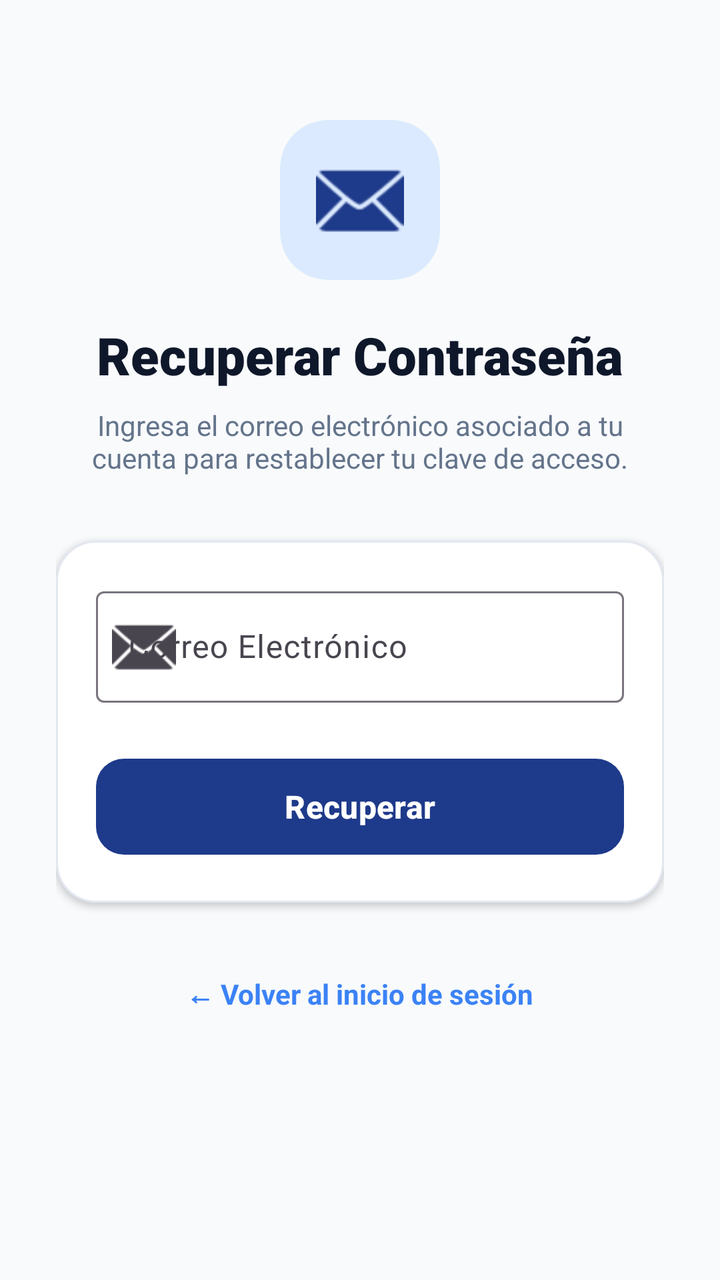
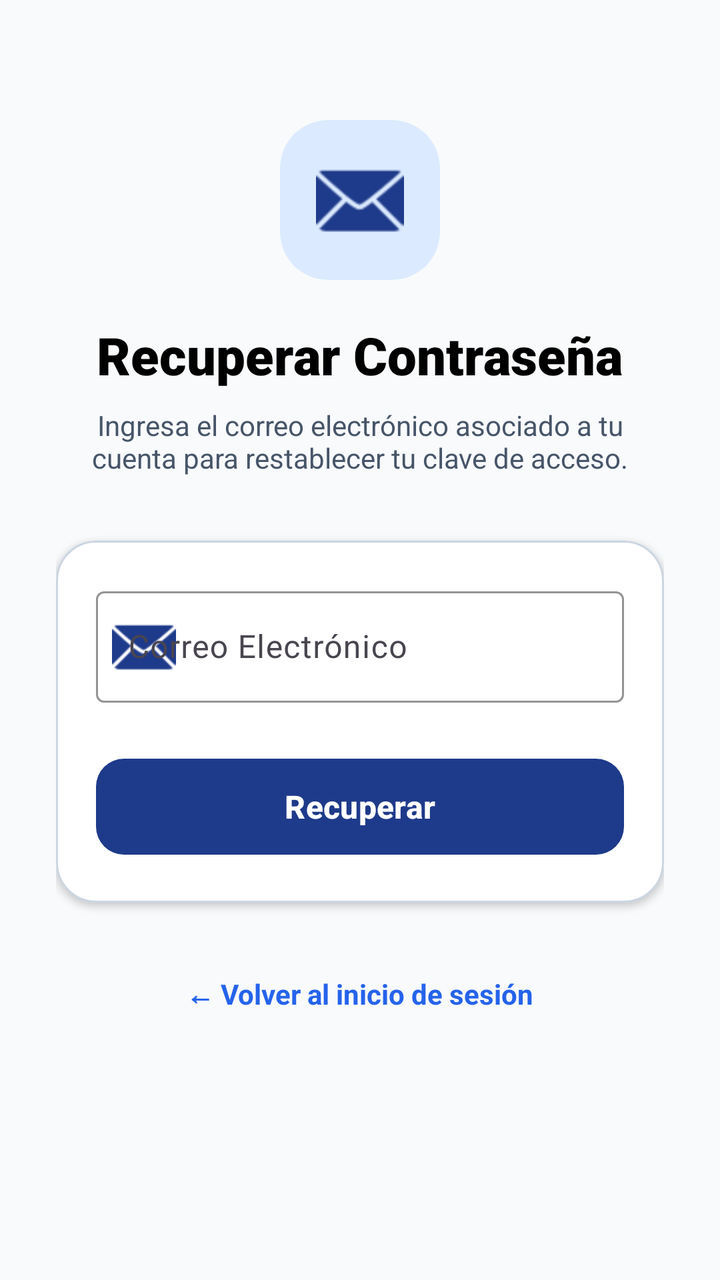

Two renders of the same Android screen: before a commit and after it. Below are the layout's source before the change and the commit's diff.
<!-- AndroidManifest.xml: application theme Theme.Evaluacion1 -->
<!-- res/layout/activity_recuperar_contra.xml -->
<?xml version="1.0" encoding="utf-8"?>
<ScrollView xmlns:android="http://schemas.android.com/apk/res/android"
    xmlns:app="http://schemas.android.com/apk/res-auto"
    android:layout_width="match_parent"
    android:layout_height="match_parent"
    android:background="@color/background"
    android:fillViewport="true">

    <LinearLayout
        android:layout_width="match_parent"
        android:layout_height="wrap_content"
        android:orientation="vertical"
        android:padding="28dp"
        android:gravity="center_horizontal">

        <Space
            android:layout_width="match_parent"
            android:layout_height="32dp" />

        
        <com.google.android.material.card.MaterialCardView
            android:layout_width="80dp"
            android:layout_height="80dp"
            app:cardCornerRadius="24dp"
            app:cardElevation="0dp"
            app:cardBackgroundColor="@color/primary_container"
            app:strokeWidth="0dp">

            <ImageView
                android:layout_width="44dp"
                android:layout_height="44dp"
                android:layout_gravity="center"
                android:src="@android:drawable/ic_dialog_email"
                app:tint="@color/primary" />
        </com.google.android.material.card.MaterialCardView>

        <TextView
            android:layout_width="wrap_content"
            android:layout_height="wrap_content"
            android:text="Recuperar Contraseña"
            android:textColor="@color/text_primary"
            android:textSize="26sp"
            android:fontFamily="sans-serif-black"
            android:layout_marginTop="20dp" />

        <TextView
            android:layout_width="wrap_content"
            android:layout_height="wrap_content"
            android:text="Ingresa el correo electrónico asociado a tu cuenta para restablecer tu clave de acceso."
            android:textColor="@color/text_secondary"
            android:textSize="14sp"
            android:textAlignment="center"
            android:layout_marginTop="8dp"
            android:layout_marginBottom="32dp" />

        
        <com.google.android.material.card.MaterialCardView
            android:layout_width="match_parent"
            android:layout_height="wrap_content"
            app:cardCornerRadius="20dp"
            app:cardElevation="2dp"
            app:cardBackgroundColor="@color/surface"
            app:strokeWidth="1dp"
            app:strokeColor="@color/outline_light">

            <LinearLayout
                android:layout_width="match_parent"
                android:layout_height="wrap_content"
                android:orientation="vertical"
                android:padding="20dp">

                
                <com.google.android.material.textfield.TextInputLayout
                    android:id="@+id/tilCorreoRecuperar"
                    style="@style/Widget.Material3.TextInputLayout.OutlinedBox"
                    android:layout_width="match_parent"
                    android:layout_height="wrap_content"
                    android:hint="Correo Electrónico"
                    app:startIconDrawable="@android:drawable/ic_dialog_email"
                    android:layout_marginBottom="24dp">

                    <com.google.android.material.textfield.TextInputEditText
                        android:id="@+id/etCorreoRecuperar"
                        android:layout_width="match_parent"
                        android:layout_height="wrap_content"
                        android:inputType="textEmailAddress" />
                </com.google.android.material.textfield.TextInputLayout>

                
                <com.google.android.material.button.MaterialButton
                    android:id="@+id/btnVerificarCorreo"
                    android:layout_width="match_parent"
                    android:layout_height="56dp"
                    android:text="Recuperar"
                    android:textSize="16sp"
                    android:textStyle="bold"
                    app:cornerRadius="14dp"
                    app:backgroundTint="@color/primary" />
            </LinearLayout>
        </com.google.android.material.card.MaterialCardView>

        <Space
            android:layout_width="match_parent"
            android:layout_height="24dp" />

        <TextView
            android:id="@+id/tvVolverLoginRecuperar"
            android:layout_width="wrap_content"
            android:layout_height="wrap_content"
            android:text="← Volver al inicio de sesión"
            android:textColor="@color/primary_light"
            android:textSize="14sp"
            android:textStyle="bold"
            android:padding="12dp" />

    </LinearLayout>
</ScrollView>
<!-- resources referenced by this layout -->
<resources>
  <color name="background">#F8FAFC</color>
  <color name="outline_light">#E2E8F0</color>
  <color name="primary">#1E3A8A</color>
  <color name="primary_container">#DBEAFE</color>
  <color name="primary_light">#3B82F6</color>
  <color name="surface">#FFFFFF</color>
  <color name="text_primary">#0F172A</color>
  <color name="text_secondary">#64748B</color>
  <style name="Theme.Evaluacion1" parent="Base.Theme.Evaluacion1" />
  <style name="Base.Theme.Evaluacion1" parent="Theme.Material3.DayNight.NoActionBar">
          
          <item name="colorPrimary">@color/primary</item>
          <item name="colorSecondary">@color/secondary</item>
          <item name="android:statusBarColor">@color/surface</item>
          <item name="android:windowLightStatusBar">true</item>
          <item name="android:colorBackground">@color/background</item>
      </style>
  <color name="secondary">#0D9488</color>
</resources>

<!-- the commit's change to res/layout/activity_recuperar_contra.xml (unified diff, before → after) -->
@@ -38,7 +38,7 @@
             android:layout_width="wrap_content"
             android:layout_height="wrap_content"
             android:text="Recuperar Contraseña"
-            android:textColor="@color/text_primary"
+            android:textColor="@color/black"
             android:textSize="26sp"
             android:fontFamily="sans-serif-black"
             android:layout_marginTop="20dp" />
@@ -77,13 +77,17 @@
                     android:layout_height="wrap_content"
                     android:hint="Correo Electrónico"
                     app:startIconDrawable="@android:drawable/ic_dialog_email"
+                    app:startIconTint="@color/primary"
+                    app:boxStrokeColor="@color/primary"
                     android:layout_marginBottom="24dp">
 
                     <com.google.android.material.textfield.TextInputEditText
                         android:id="@+id/etCorreoRecuperar"
                         android:layout_width="match_parent"
                         android:layout_height="wrap_content"
-                        android:inputType="textEmailAddress" />
+                        android:inputType="textEmailAddress"
+                        android:textColor="@color/black"
+                        android:textColorHint="@color/text_muted" />
                 </com.google.android.material.textfield.TextInputLayout>
 
                 
@@ -94,6 +98,7 @@
                     android:text="Recuperar"
                     android:textSize="16sp"
                     android:textStyle="bold"
+                    android:textColor="@color/white"
                     app:cornerRadius="14dp"
                     app:backgroundTint="@color/primary" />
             </LinearLayout>
<!-- resource entries referenced after the edit -->
@@ -1,22 +1,37 @@
 <!-- resources referenced by this layout -->
 <resources>
   <color name="background">#F8FAFC</color>
-  <color name="outline_light">#E2E8F0</color>
+  <color name="black">#FF000000</color>
+  <color name="outline_light">#CBD5E1</color>
   <color name="primary">#1E3A8A</color>
   <color name="primary_container">#DBEAFE</color>
-  <color name="primary_light">#3B82F6</color>
+  <color name="primary_light">#2563EB</color>
   <color name="surface">#FFFFFF</color>
+  <color name="text_muted">#64748B</color>
   <color name="text_primary">#0F172A</color>
-  <color name="text_secondary">#64748B</color>
+  <color name="text_secondary">#475569</color>
+  <color name="white">#FFFFFFFF</color>
   <style name="Theme.Evaluacion1" parent="Base.Theme.Evaluacion1" />
   <style name="Base.Theme.Evaluacion1" parent="Theme.Material3.DayNight.NoActionBar">
           
           <item name="colorPrimary">@color/primary</item>
+          <item name="colorOnPrimary">@color/white</item>
+          <item name="colorPrimaryContainer">@color/primary_container</item>
+          <item name="colorOnPrimaryContainer">@color/on_primary_container</item>
+          
           <item name="colorSecondary">@color/secondary</item>
+          <item name="colorOnSecondary">@color/white</item>
+          
           <item name="android:statusBarColor">@color/surface</item>
           <item name="android:windowLightStatusBar">true</item>
           <item name="android:colorBackground">@color/background</item>
+          
+          
+          <item name="editTextColor">@color/black</item>
+          <item name="android:textColorPrimary">@color/text_primary</item>
+          <item name="android:textColorSecondary">@color/text_secondary</item>
       </style>
+  <color name="on_primary_container">#1E3A8A</color>
   <color name="secondary">#0D9488</color>
 </resources>
 
